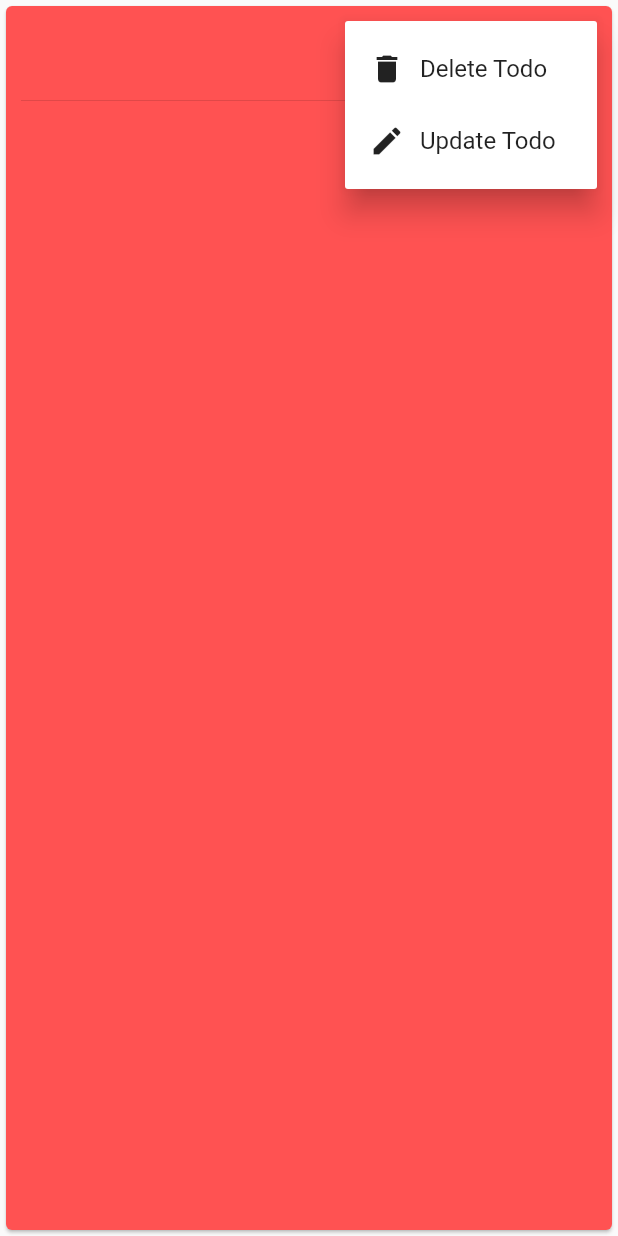
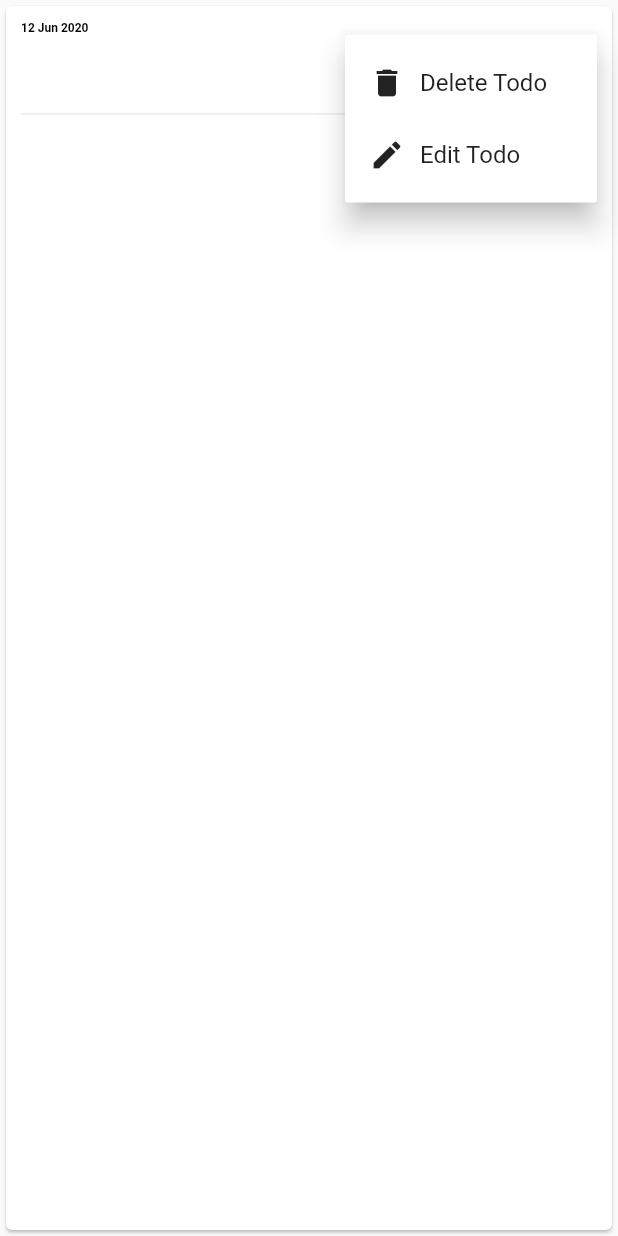
Before and after one commit to emrullah3737/flutter_todo_app, a Flutter app: the TodoListItem widget shown alone on an empty page, opened directly with empty values, after a tap on the "more vert" icon, on a phone screen of 412 x 824 dp. Run offline on Flutter 3.47's test engine with Material 2 defaults, Android fonts, the phone set to English and light mode, and no system bars; our stand-ins replace timeago.

Commit message:
todo form validation and edit process added

```diff
--- a/lib/widgets/todo_list_item.dart
+++ b/lib/widgets/todo_list_item.dart
@@ -1,5 +1,8 @@
+import 'package:flutter/cupertino.dart';
 import 'package:flutter/material.dart';
 import 'package:flutterapp2/models/todo.dart';
+import 'package:intl/intl.dart';
+import 'package:timeago/timeago.dart' as timeago;
 
 enum TodoOptions { delete, edit }
 
@@ -7,11 +10,13 @@ class TodoListItem extends StatelessWidget {
   final Todo todo;
   final double bottomMargin;
   final Function onPressDelete;
+  final Function onPressEdit;
 
   const TodoListItem({
     this.todo,
     this.bottomMargin = 0,
     this.onPressDelete,
+    this.onPressEdit,
   });
 
   void onSelectTodoOption(TodoOptions todoOptions) {
@@ -21,9 +26,22 @@ class TodoListItem extends StatelessWidget {
     }
 
     if (todoOptions == TodoOptions.edit) {
-      // TODO: update process
+      onPressEdit(todo);
       return;
     }
+  }
+
+  String formattedUpdatedAtDate() {
+    final DateTime now = DateTime.now();
+    final Duration diff = now.difference(todo.updatedAt);
+
+    return timeago.format(now.subtract(diff));
+  }
+
+  String formattedCreatedAtDate() {
+    DateFormat formatter = DateFormat('dd MMM yyyy');
+
+    return formatter.format(todo.createdAt);
   }
 
   @override
@@ -31,12 +49,26 @@ class TodoListItem extends StatelessWidget {
     return Container(
       margin: EdgeInsets.fromLTRB(0, 0, 0, bottomMargin),
       child: Card(
-        color: Colors.redAccent,
+        color: Colors.white,
         child: Container(
           padding: EdgeInsets.all(10),
           child: Column(
               crossAxisAlignment: CrossAxisAlignment.start,
               children: <Widget>[
+                Flex(
+                  direction: Axis.horizontal,
+                  mainAxisAlignment: MainAxisAlignment.start,
+                  children: <Widget>[
+                    Text(
+                      formattedCreatedAtDate(),
+                      style: TextStyle(
+                        color: Colors.black,
+                        fontWeight: FontWeight.bold,
+                        fontSize: 8,
+                      ),
+                    )
+                  ],
+                ),
                 Row(
                   mainAxisAlignment: MainAxisAlignment.spaceBetween,
                   children: <Widget>[
@@ -48,7 +80,7 @@ class TodoListItem extends StatelessWidget {
                           fontWeight: FontWeight.bold,
                           fontSize: 20,
                           letterSpacing: 1,
-                          color: Colors.amberAccent,
+                          color: Colors.black,
                         ),
                       ),
                     ),
@@ -72,7 +104,7 @@ class TodoListItem extends StatelessWidget {
                             children: <Widget>[
                               Icon(Icons.edit),
                               SizedBox(width: 10),
-                              Text('Update Todo'),
+                              Text('Edit Todo'),
                             ],
                           ),
                         )
@@ -86,8 +118,22 @@ class TodoListItem extends StatelessWidget {
                 Text(
                   todo.content,
                   style: TextStyle(
-                      fontSize: 12, letterSpacing: 1, color: Colors.white),
-                )
+                      fontSize: 12, letterSpacing: 1, color: Colors.black87),
+                ),
+                SizedBox(height: 30),
+                Flex(
+                  direction: Axis.horizontal,
+                  mainAxisAlignment: MainAxisAlignment.end,
+                  children: <Widget>[
+                    Text(
+                      'Last updated ${formattedUpdatedAtDate()}',
+                      style: TextStyle(
+                        color: Colors.black54,
+                        fontSize: 8,
+                      ),
+                    )
+                  ],
+                ),
               ]),
         ),
       ),
--- a/pubspec.yaml
+++ b/pubspec.yaml
@@ -21,6 +21,8 @@ environment:
   sdk: ">=2.7.0 <3.0.0"
 
 dependencies:
+  intl: ^0.16.1
+  timeago: ^2.0.26
   flutter:
     sdk: flutter
 
```
Also changed, not shown: lib/screens/home.dart (+85 -15 lines), pubspec.lock.
